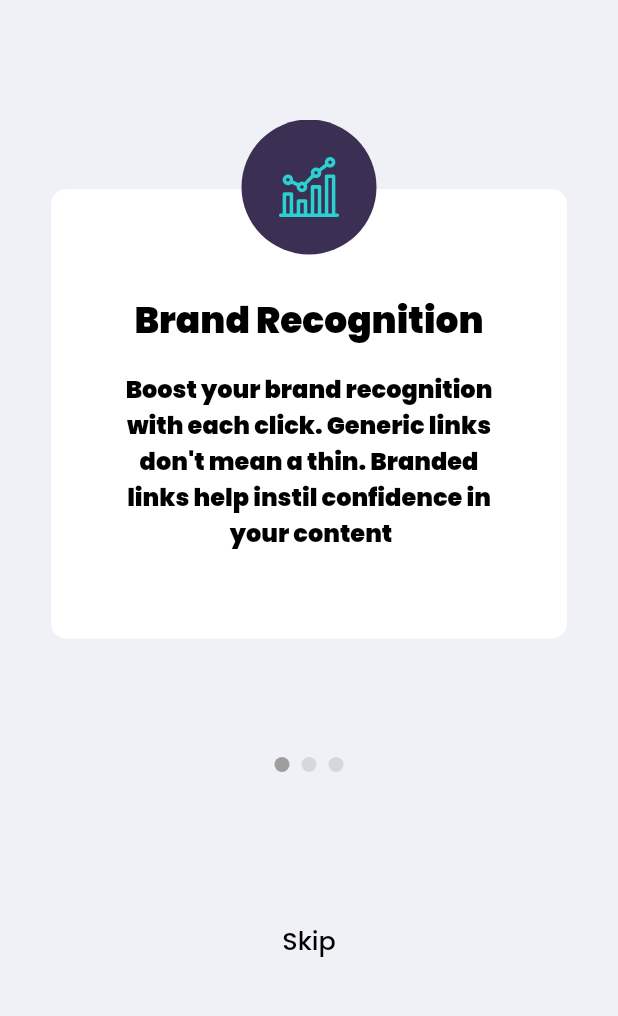
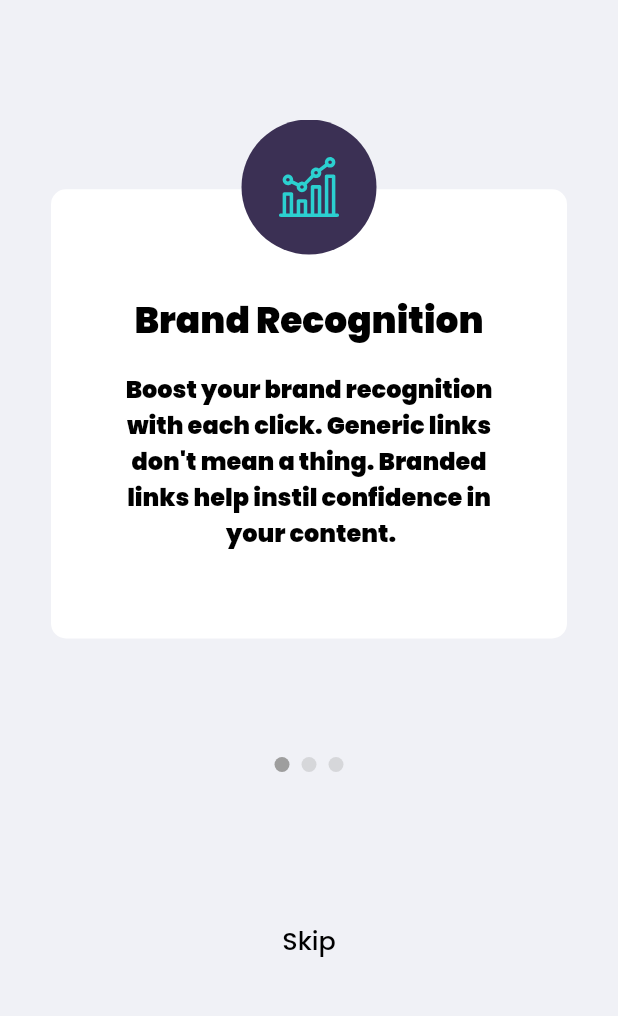
Before and after one commit to Moh-Mohsin/shortly, a Flutter app: the StartScreen screen opened by its route, after a tap on "START", on a phone screen of 412 x 824 dp, the part 170-1186 px from its top. Run offline on Flutter 3.47's test engine with Material 2 defaults, Android fonts, the phone set to English and light mode, and no system bars; drawn by our look-alikes of page_view_indicators; our stand-ins replace bloc, dio, equatable, floor, flutter_bloc, flutter_svg and 8 more; accounts and stored records are empty; generated files the repository leaves out were written again; statements that could not run were skipped.

Commit message:
minor fixes in design and text

```diff
--- a/lib/feature/history/presentation/ui/short_url_history_widget.dart
+++ b/lib/feature/history/presentation/ui/short_url_history_widget.dart
@@ -50,7 +50,9 @@ class _ShortUrlHistoryWidgetState extends State<ShortUrlHistoryWidget> {
                     ? Center(child: Text('Your Link History'))
                     : _buildListItem(index - 1, shortUrls ?? []),
               ),
-        Positioned(
+        Visibility(
+          visible: shortUrls.isNotEmpty,
+          child: Positioned(
             bottom: 0.0,
             left: 0.0,
             right: 0.0,
@@ -74,6 +76,7 @@ class _ShortUrlHistoryWidgetState extends State<ShortUrlHistoryWidget> {
                   color: ShortyColors.backgroundOffWhite,
                 ),
               ],
+            ),
           ),
         )
       ],
--- a/lib/feature/history/presentation/ui/short_url_item.dart
+++ b/lib/feature/history/presentation/ui/short_url_item.dart
@@ -6,8 +6,8 @@ import 'package:flutter/services.dart';
 import 'package:flutter_bloc/flutter_bloc.dart';
 import 'package:flutter_svg/flutter_svg.dart';
 import 'package:shortly/data/model/short_url.dart';
+import 'package:shortly/feature/history/presentation/bloc/short_url_history_bloc.dart';
 import 'package:shortly/gen/assets.gen.dart';
-import 'package:shortly/feature/history/presentation/bloc/short_url_history_bloc.dart';
 import 'package:shortly/util/shorty_colors.dart';
 
 class ShortUrlItem extends StatefulWidget {
@@ -86,7 +86,7 @@ class _ShortUrlItemState extends State<ShortUrlItem> {
                   style: ElevatedButton.styleFrom(
                     primary: _copied
                         ? ShortyColors.primaryDarkViolet
-                        : ShortyColors.primaryCyan, // This is what you need!
+                        : ShortyColors.primaryCyan,
                   ),
                   onPressed: () => _copyShortUrlToClipboard(widget.shortUrl),
                   child: Text(
--- a/lib/feature/main_screen.dart
+++ b/lib/feature/main_screen.dart
@@ -18,12 +18,10 @@ class MainScreen extends StatelessWidget {
     // final padding = MediaQuery.of(context).padding;
     final height = MediaQuery.of(context).size.height;
     return Scaffold(
-      // resizeToAvoidBottomInset: true,
       body: Container(
         color: ShortyColors.backgroundOffWhite,
         child: SingleChildScrollView(
           child: Stack(
-            // alignment: AlignmentDirectional.bottomCenter,
             children: [
               Container(
                 height: height,
--- a/lib/feature/onboard/presentation/ui/start_screen.dart
+++ b/lib/feature/onboard/presentation/ui/start_screen.dart
@@ -22,7 +22,7 @@ class StartScreen extends StatelessWidget {
               SizedBox(height: 30.0),
               Image(image: Assets.images.illustrationPng),
               Text(
-                "More Than just\nShorter link",
+                "More Than just\nShorter links",
                 textAlign: TextAlign.center,
                 style: Theme.of(context)
                     .textTheme
@@ -33,10 +33,9 @@ class StartScreen extends StatelessWidget {
               Text(
                 "Build your brand's recognition and\nget detailed insights on how your\nlinks are performing.",
                 textAlign: TextAlign.center,
-                style: Theme.of(context)
-                    .textTheme
-                    .subtitle1
-                    .copyWith(fontWeight: FontWeight.bold, color: Colors.black),
+                style: Theme.of(context).textTheme.subtitle1.copyWith(
+                      fontWeight: FontWeight.bold,
+                    ),
               ),
               SizedBox(height: 30.0),
               Container(
--- a/lib/feature/onboard/presentation/ui/widget/benefit.dart
+++ b/lib/feature/onboard/presentation/ui/widget/benefit.dart
@@ -13,9 +13,9 @@ class Benefit {
         "Brand Recognition",
         "Boost your brand recognition\n"
             "with each click. Generic links\n"
-            "don't mean a thin. Branded\n"
+            "don't mean a thing. Branded\n"
             "links help instil confidence in\n"
-            " your content",
+            " your content.",
         Assets.images.diagram,
       ),
       Benefit(
@@ -33,7 +33,7 @@ class Benefit {
             "content discoverability through\n"
             "customizable links,\n"
             "supercharging audience\n"
-            "engagement",
+            "engagement.",
         Assets.images.tools,
       ),
     ];
```
Also changed, not shown: lib/feature/shorten/presentation/ui/shorten_widget.dart (+5 -7 lines). Lines whose indentation alone changed are shown as unchanged.
